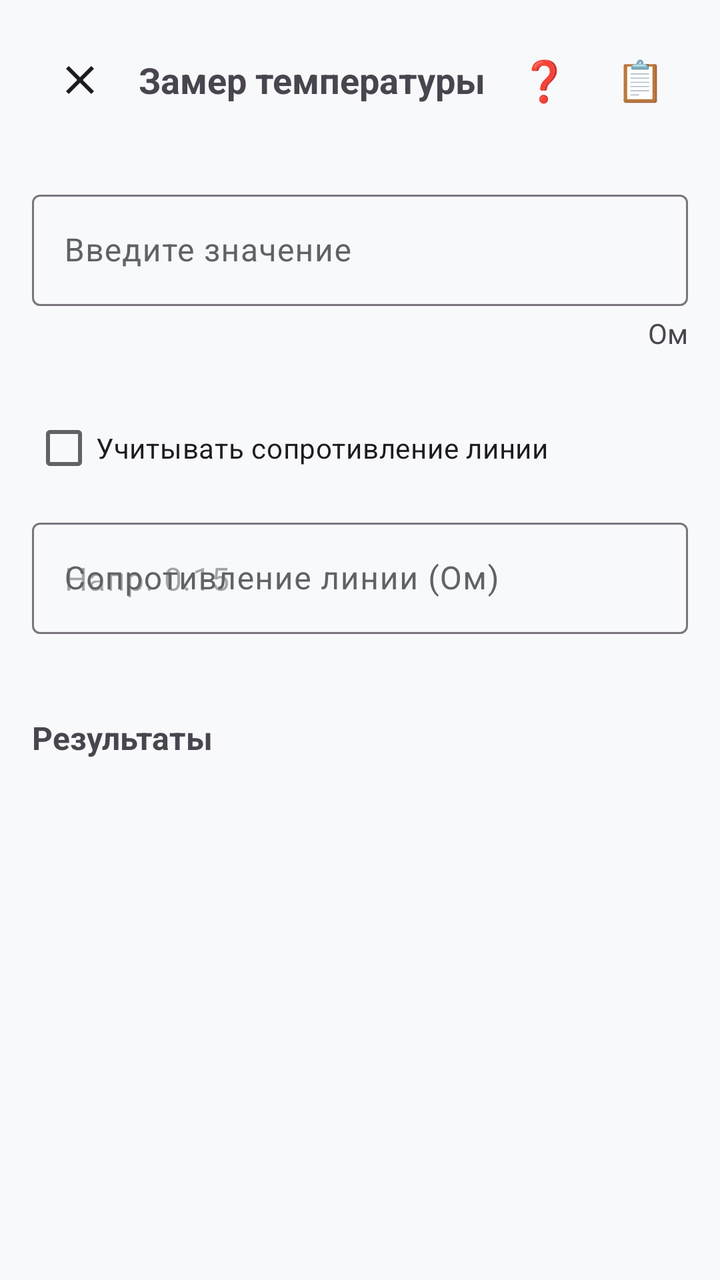
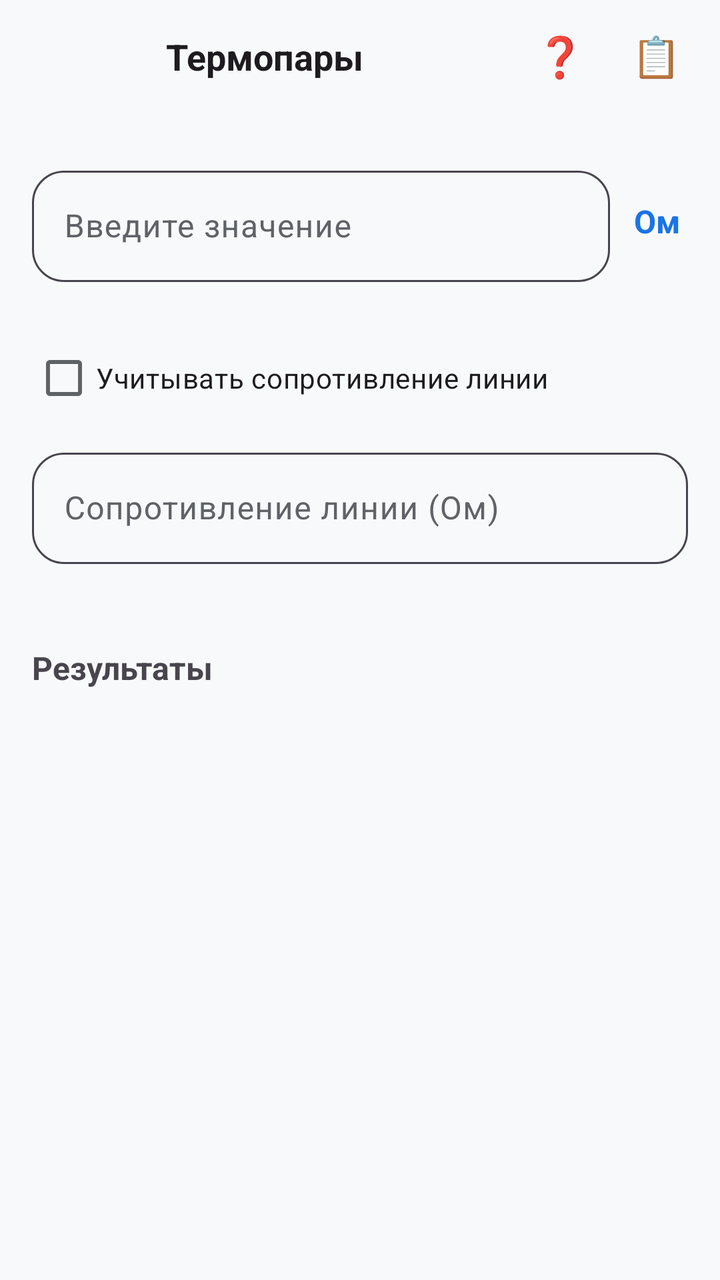

The first picture is an Android layout as it rendered before a commit; the second is the same layout after the commit. The layout source and the unified diff follow.
<!-- AndroidManifest.xml: application theme Theme.FocusApp -->
<!-- res/layout/activity_temperature.xml -->
<?xml version="1.0" encoding="utf-8"?>
<LinearLayout xmlns:android="http://schemas.android.com/apk/res/android"
    xmlns:app="http://schemas.android.com/apk/res-auto"
    android:id="@+id/rootLayout"
    android:layout_width="match_parent"
    android:layout_height="match_parent"
    android:orientation="vertical"
    android:background="?android:attr/windowBackground"
    android:padding="16dp">

    
    <LinearLayout
        android:layout_width="match_parent"
        android:layout_height="wrap_content"
        android:orientation="horizontal"
        android:gravity="center_vertical"
        android:paddingBottom="12dp">

        <ImageButton
            android:id="@+id/btnBack"
            android:layout_width="48dp"
            android:layout_height="48dp"
            android:src="@drawable/ic_close"
            android:background="?attr/selectableItemBackgroundBorderless"
            android:contentDescription="Назад"
            app:tint="?android:attr/textColorPrimary" />

        <TextView
            android:layout_width="0dp"
            android:layout_height="wrap_content"
            android:layout_weight="1"
            android:text="Замер температуры"
            android:textSize="18sp"
            android:textStyle="bold"
            android:gravity="center" />

        <com.google.android.material.button.MaterialButton
            android:id="@+id/btnHelp"
            style="@style/Widget.Material3.Button.TextButton"
            android:layout_width="48dp"
            android:layout_height="wrap_content"
            android:text="❓"
            android:textSize="20sp" />

        <com.google.android.material.button.MaterialButton
            android:id="@+id/btnSavedMeasurements"
            style="@style/Widget.Material3.Button.TextButton"
            android:layout_width="48dp"
            android:layout_height="wrap_content"
            android:text="📋"
            android:textSize="20sp" />

    </LinearLayout>

    
    <com.google.android.material.textfield.TextInputLayout
        style="@style/Widget.Material3.TextInputLayout.OutlinedBox"
        android:layout_width="match_parent"
        android:layout_height="wrap_content"
        android:layout_marginTop="16dp"
        android:hint="Введите значение">

        <com.google.android.material.textfield.TextInputEditText
            android:id="@+id/etValue"
            android:layout_width="match_parent"
            android:layout_height="wrap_content"
            android:inputType="numberSigned|numberDecimal"
            android:maxLines="1" />

    </com.google.android.material.textfield.TextInputLayout>

    
    <TextView
        android:id="@+id/tvUnit"
        android:layout_width="match_parent"
        android:layout_height="wrap_content"
        android:text="Ом"
        android:textSize="14sp"
        android:textColor="?android:attr/textColorSecondary"
        android:gravity="end"
        android:layout_marginTop="4dp" />

    
    <LinearLayout
        android:layout_width="match_parent"
        android:layout_height="wrap_content"
        android:orientation="horizontal"
        android:gravity="center_vertical"
        android:layout_marginTop="8dp">

        <com.google.android.material.textfield.TextInputLayout
            android:id="@+id/tilColdJunction"
            style="@style/Widget.Material3.TextInputLayout.OutlinedBox"
            android:layout_width="0dp"
            android:layout_height="wrap_content"
            android:layout_weight="1"
            android:hint="Т холодного спая"
            android:visibility="gone">

            <com.google.android.material.textfield.TextInputEditText
                android:id="@+id/etColdJunction"
                android:layout_width="match_parent"
                android:layout_height="wrap_content"
                android:inputType="numberSigned|numberDecimal"
                android:maxLines="1" />

        </com.google.android.material.textfield.TextInputLayout>

        <TextView
            android:id="@+id/tvColdJunctionUnit"
            android:layout_width="wrap_content"
            android:layout_height="wrap_content"
            android:text="°C"
            android:textSize="14sp"
            android:textColor="?android:attr/textColorSecondary"
            android:layout_marginStart="8dp"
            android:visibility="gone" />

    </LinearLayout>

    
    <CheckBox
        android:id="@+id/cbLineResistance"
        android:layout_width="match_parent"
        android:layout_height="wrap_content"
        android:layout_marginTop="16dp"
        android:text="Учитывать сопротивление линии"
        android:textSize="14sp" />

    
    <com.google.android.material.textfield.TextInputLayout
        style="@style/Widget.Material3.TextInputLayout.OutlinedBox"
        android:layout_width="match_parent"
        android:layout_height="wrap_content"
        android:layout_marginTop="8dp"
        android:hint="Сопротивление линии (Ом)">

        <com.google.android.material.textfield.TextInputEditText
            android:id="@+id/etLineResistance"
            android:layout_width="match_parent"
            android:layout_height="wrap_content"
            android:inputType="numberSigned|numberDecimal"
            android:maxLines="1"
            android:hint="Напр. 0.15" />

    </com.google.android.material.textfield.TextInputLayout>

    
    <View
        android:layout_width="match_parent"
        android:layout_height="1dp"
        android:layout_marginTop="24dp"
        android:layout_marginBottom="16dp"
        android:background="?android:attr/textColorSecondary"
        android:alpha="0.3" />

    <TextView
        android:layout_width="match_parent"
        android:layout_height="wrap_content"
        android:text="Результаты"
        android:textSize="16sp"
        android:textStyle="bold"
        android:layout_marginBottom="8dp" />

    
    <androidx.recyclerview.widget.RecyclerView
        android:id="@+id/rvResults"
        android:layout_width="match_parent"
        android:layout_height="0dp"
        android:layout_weight="1"
        android:clipToPadding="false"
        android:paddingBottom="8dp" />

</LinearLayout>
<!-- resources referenced by this layout -->
<resources>
  <!-- drawable ic_close (drawable) -->
  <vector xmlns:android="http://schemas.android.com/apk/res/android"
      android:width="24dp"
      android:height="24dp"
      android:viewportWidth="24"
      android:viewportHeight="24">
      <path
          android:fillColor="?android:attr/textColorPrimary"
          android:pathData="M19,6.41L17.59,5 12,10.59 6.41,5 5,6.41 10.59,12 5,17.59 6.41,19 12,13.41 17.59,19 19,17.59 13.41,12z" />
  </vector>
  <style name="Theme.FocusApp" parent="Theme.Material3.DayNight.NoActionBar">
          
          <item name="colorPrimary">@color/primary</item>
          <item name="colorPrimaryContainer">@color/primary_container</item>
          <item name="colorSecondary">@color/secondary</item>
          <item name="colorTertiary">@color/tertiary</item>
  
          
          <item name="colorOnPrimary">@color/on_primary</item>
          <item name="colorOnSurface">@color/on_surface</item>
          <item name="colorOnSurfaceVariant">@color/on_surface_secondary</item>
  
          
          <item name="colorSurface">@color/surface</item>
          <item name="colorSurfaceVariant">@color/surface_variant</item>
          <item name="android:colorBackground">@color/background</item>
  
          
          <item name="android:statusBarColor">@color/status_bar</item>
  
          
          <item name="android:navigationBarColor">@color/surface</item>
      </style>
  <color name="primary">#1A73E8</color>
  <color name="primary_container">#D2E3FC</color>
  <color name="secondary">#03DAC6</color>
  <color name="tertiary">#FF6B6B</color>
  <color name="on_primary">#FFFFFF</color>
  <color name="on_surface">#202124</color>
  <color name="on_surface_secondary">#5F6368</color>
  <color name="surface">#FFFFFF</color>
  <color name="surface_variant">#F5F5F5</color>
  <color name="background">#F8F9FA</color>
  <color name="status_bar">#FFFFFF</color>
</resources>

<!-- the commit's change to res/layout/activity_temperature.xml (unified diff, before → after) -->
@@ -1,38 +1,41 @@
 <?xml version="1.0" encoding="utf-8"?>
-<LinearLayout xmlns:android="http://schemas.android.com/apk/res/android"
+<androidx.constraintlayout.widget.ConstraintLayout xmlns:android="http://schemas.android.com/apk/res/android"
     xmlns:app="http://schemas.android.com/apk/res-auto"
     android:id="@+id/rootLayout"
     android:layout_width="match_parent"
     android:layout_height="match_parent"
-    android:orientation="vertical"
-    android:background="?android:attr/windowBackground"
-    android:padding="16dp">
-
-    
-    <LinearLayout
+    android:background="?android:attr/windowBackground">
+
+    
+    
+    
+    <androidx.constraintlayout.widget.ConstraintLayout
+        android:id="@+id/topPanel"
         android:layout_width="match_parent"
         android:layout_height="wrap_content"
-        android:orientation="horizontal"
-        android:gravity="center_vertical"
-        android:paddingBottom="12dp">
-
-        <ImageButton
-            android:id="@+id/btnBack"
-            android:layout_width="48dp"
-            android:layout_height="48dp"
-            android:src="@drawable/ic_close"
-            android:background="?attr/selectableItemBackgroundBorderless"
-            android:contentDescription="Назад"
-            app:tint="?android:attr/textColorPrimary" />
+        android:paddingStart="8dp"
+        android:paddingEnd="8dp"
+        android:paddingTop="4dp"
+        android:paddingBottom="4dp"
+        app:layout_constraintTop_toTopOf="parent"
+        app:layout_constraintStart_toStartOf="parent"
+        app:layout_constraintEnd_toEndOf="parent">
 
         <TextView
+            android:id="@+id/tvTitle"
             android:layout_width="0dp"
             android:layout_height="wrap_content"
-            android:layout_weight="1"
-            android:text="Замер температуры"
+            android:text="Термопары"
             android:textSize="18sp"
             android:textStyle="bold"
-            android:gravity="center" />
+            android:gravity="center"
+            android:ellipsize="end"
+            android:maxLines="1"
+            android:textColor="?android:attr/textColorPrimary"
+            app:layout_constraintStart_toStartOf="parent"
+            app:layout_constraintEnd_toStartOf="@id/btnHelp"
+            app:layout_constraintTop_toTopOf="parent"
+            app:layout_constraintBottom_toBottomOf="parent" />
 
         <com.google.android.material.button.MaterialButton
             android:id="@+id/btnHelp"
@@ -40,7 +43,10 @@
             android:layout_width="48dp"
             android:layout_height="wrap_content"
             android:text="❓"
-            android:textSize="20sp" />
+            android:textSize="20sp"
+            app:layout_constraintEnd_toStartOf="@id/btnSavedMeasurements"
+            app:layout_constraintTop_toTopOf="parent"
+            app:layout_constraintBottom_toBottomOf="parent" />
 
         <com.google.android.material.button.MaterialButton
             android:id="@+id/btnSavedMeasurements"
@@ -48,127 +54,186 @@
             android:layout_width="48dp"
             android:layout_height="wrap_content"
             android:text="📋"
-            android:textSize="20sp" />
-
-    </LinearLayout>
-
-    
-    <com.google.android.material.textfield.TextInputLayout
-        style="@style/Widget.Material3.TextInputLayout.OutlinedBox"
-        android:layout_width="match_parent"
-        android:layout_height="wrap_content"
-        android:layout_marginTop="16dp"
-        android:hint="Введите значение">
-
-        <com.google.android.material.textfield.TextInputEditText
-            android:id="@+id/etValue"
+            android:textSize="20sp"
+            app:layout_constraintEnd_toEndOf="parent"
+            app:layout_constraintTop_toTopOf="parent"
+            app:layout_constraintBottom_toBottomOf="parent" />
+
+    </androidx.constraintlayout.widget.ConstraintLayout>
+
+    
+    
+    
+    <ScrollView
+        android:layout_width="0dp"
+        android:layout_height="0dp"
+        android:fillViewport="true"
+        android:clipToPadding="false"
+        android:padding="16dp"
+        app:layout_constraintTop_toBottomOf="@id/topPanel"
+        app:layout_constraintBottom_toBottomOf="parent"
+        app:layout_constraintStart_toStartOf="parent"
+        app:layout_constraintEnd_toEndOf="parent">
+
+        <LinearLayout
             android:layout_width="match_parent"
             android:layout_height="wrap_content"
-            android:inputType="numberSigned|numberDecimal"
-            android:maxLines="1" />
-
-    </com.google.android.material.textfield.TextInputLayout>
-
-    
-    <TextView
-        android:id="@+id/tvUnit"
-        android:layout_width="match_parent"
-        android:layout_height="wrap_content"
-        android:text="Ом"
-        android:textSize="14sp"
-        android:textColor="?android:attr/textColorSecondary"
-        android:gravity="end"
-        android:layout_marginTop="4dp" />
-
-    
-    <LinearLayout
-        android:layout_width="match_parent"
-        android:layout_height="wrap_content"
-        android:orientation="horizontal"
-        android:gravity="center_vertical"
-        android:layout_marginTop="8dp">
-
-        <com.google.android.material.textfield.TextInputLayout
-            android:id="@+id/tilColdJunction"
-            style="@style/Widget.Material3.TextInputLayout.OutlinedBox"
-            android:layout_width="0dp"
-            android:layout_height="wrap_content"
-            android:layout_weight="1"
-            android:hint="Т холодного спая"
-            android:visibility="gone">
-
-            <com.google.android.material.textfield.TextInputEditText
-                android:id="@+id/etColdJunction"
-                android:layout_width="match_parent"
-                android:layout_height="wrap_content"
-                android:inputType="numberSigned|numberDecimal"
-                android:maxLines="1" />
-
-        </com.google.android.material.textfield.TextInputLayout>
-
-        <TextView
-            android:id="@+id/tvColdJunctionUnit"
-            android:layout_width="wrap_content"
-            android:layout_height="wrap_content"
-            android:text="°C"
-            android:textSize="14sp"
-            android:textColor="?android:attr/textColorSecondary"
-            android:layout_marginStart="8dp"
-            android:visibility="gone" />
-
-    </LinearLayout>
-
-    
-    <CheckBox
-        android:id="@+id/cbLineResistance"
-        android:layout_width="match_parent"
-        android:layout_height="wrap_content"
-        android:layout_marginTop="16dp"
-        android:text="Учитывать сопротивление линии"
-        android:textSize="14sp" />
-
-    
-    <com.google.android.material.textfield.TextInputLayout
-        style="@style/Widget.Material3.TextInputLayout.OutlinedBox"
-        android:layout_width="match_parent"
-        android:layout_height="wrap_content"
-        android:layout_marginTop="8dp"
-        android:hint="Сопротивление линии (Ом)">
-
-        <com.google.android.material.textfield.TextInputEditText
-            android:id="@+id/etLineResistance"
-            android:layout_width="match_parent"
-            android:layout_height="wrap_content"
-            android:inputType="numberSigned|numberDecimal"
-            android:maxLines="1"
-            android:hint="Напр. 0.15" />
-
-    </com.google.android.material.textfield.TextInputLayout>
-
-    
-    <View
-        android:layout_width="match_parent"
-        android:layout_height="1dp"
-        android:layout_marginTop="24dp"
-        android:layout_marginBottom="16dp"
-        android:background="?android:attr/textColorSecondary"
-        android:alpha="0.3" />
-
-    <TextView
-        android:layout_width="match_parent"
-        android:layout_height="wrap_content"
-        android:text="Результаты"
-        android:textSize="16sp"
-        android:textStyle="bold"
-        android:layout_marginBottom="8dp" />
-
-    
-    <androidx.recyclerview.widget.RecyclerView
-        android:id="@+id/rvResults"
-        android:layout_width="match_parent"
-        android:layout_height="0dp"
-        android:layout_weight="1"
-        android:clipToPadding="false"
-        android:paddingBottom="8dp" />
-
-</LinearLayout>
+            android:orientation="vertical">
+
+            
+            
+            
+            <androidx.constraintlayout.widget.ConstraintLayout
+                android:layout_width="match_parent"
+                android:layout_height="wrap_content"
+                android:layout_marginTop="8dp">
+
+                <com.google.android.material.textfield.TextInputLayout
+                    android:id="@+id/tilValue"
+                    style="@style/RoundedOutlinedBox"
+                    android:layout_width="0dp"
+                    android:layout_height="wrap_content"
+                    android:hint="Введите значение"
+                    app:layout_constraintStart_toStartOf="parent"
+                    app:layout_constraintEnd_toStartOf="@id/tvUnit"
+                    app:layout_constraintTop_toTopOf="parent"
+                    app:layout_constraintBottom_toBottomOf="parent">
+
+                    <com.google.android.material.textfield.TextInputEditText
+                        android:id="@+id/etValue"
+                        android:layout_width="match_parent"
+                        android:layout_height="wrap_content"
+                        android:inputType="numberSigned|numberDecimal"
+                        android:maxLines="1"
+                        android:textColorHint="?android:attr/textColorSecondary" />
+
+                </com.google.android.material.textfield.TextInputLayout>
+
+                
+                <TextView
+                    android:id="@+id/tvUnit"
+                    android:layout_width="wrap_content"
+                    android:layout_height="wrap_content"
+                    android:text="Ом"
+                    android:textSize="16sp"
+                    android:textStyle="bold"
+                    android:textColor="?attr/colorPrimary"
+                    android:paddingStart="12dp"
+                    android:paddingEnd="4dp"
+                    android:gravity="center_vertical"
+                    app:layout_constraintStart_toEndOf="@id/tilValue"
+                    app:layout_constraintEnd_toEndOf="parent"
+                    app:layout_constraintTop_toTopOf="parent"
+                    app:layout_constraintBottom_toBottomOf="parent" />
+
+            </androidx.constraintlayout.widget.ConstraintLayout>
+
+            
+            
+            
+            <androidx.constraintlayout.widget.ConstraintLayout
+                android:layout_width="match_parent"
+                android:layout_height="wrap_content"
+                android:layout_marginTop="8dp">
+
+                <com.google.android.material.textfield.TextInputLayout
+                    android:id="@+id/tilColdJunction"
+                    style="@style/RoundedOutlinedBox"
+                    android:layout_width="0dp"
+                    android:layout_height="wrap_content"
+                    android:hint="Т холодного спая"
+                    android:visibility="gone"
+                    app:layout_constraintStart_toStartOf="parent"
+                    app:layout_constraintEnd_toStartOf="@id/tvColdJunctionUnit"
+                    app:layout_constraintTop_toTopOf="parent"
+                    app:layout_constraintBottom_toBottomOf="parent">
+
+                    <com.google.android.material.textfield.TextInputEditText
+                        android:id="@+id/etColdJunction"
+                        android:layout_width="match_parent"
+                        android:layout_height="wrap_content"
+                        android:inputType="numberSigned|numberDecimal"
+                        android:maxLines="1"
+                        android:textColorHint="?android:attr/textColorSecondary" />
+
+                </com.google.android.material.textfield.TextInputLayout>
+
+                
+                <TextView
+                    android:id="@+id/tvColdJunctionUnit"
+                    android:layout_width="wrap_content"
+                    android:layout_height="wrap_content"
+                    android:text="°C"
+                    android:textSize="16sp"
+                    android:textStyle="bold"
+                    android:textColor="?attr/colorPrimary"
+                    android:paddingStart="12dp"
+                    android:paddingEnd="4dp"
+                    android:gravity="center_vertical"
+                    android:visibility="gone"
+                    app:layout_constraintStart_toEndOf="@id/tilColdJunction"
+                    app:layout_constraintEnd_toEndOf="parent"
+                    app:layout_constraintTop_toTopOf="parent"
+                    app:layout_constraintBottom_toBottomOf="parent" />
+
+            </androidx.constraintlayout.widget.ConstraintLayout>
+
+            
+            
+            
+            <CheckBox
+                android:id="@+id/cbLineResistance"
+                android:layout_width="match_parent"
+                android:layout_height="wrap_content"
+                android:layout_marginTop="16dp"
+                android:text="Учитывать сопротивление линии"
+                android:textSize="14sp" />
+
+            <com.google.android.material.textfield.TextInputLayout
+                style="@style/RoundedOutlinedBox"
+                android:layout_width="match_parent"
+                android:layout_height="wrap_content"
+                android:layout_marginTop="8dp"
+                android:hint="Сопротивление линии (Ом)">
+
+                <com.google.android.material.textfield.TextInputEditText
+                    android:id="@+id/etLineResistance"
+                    android:layout_width="match_parent"
+                    android:layout_height="wrap_content"
+                    android:inputType="numberSigned|numberDecimal"
+                    android:maxLines="1" />
+
+            </com.google.android.material.textfield.TextInputLayout>
+
+            
+            
+            
+            <View
+                android:layout_width="match_parent"
+                android:layout_height="1dp"
+                android:layout_marginTop="24dp"
+                android:layout_marginBottom="16dp"
+                android:background="?android:attr/textColorSecondary"
+                android:alpha="0.3" />
+
+            <TextView
+                android:layout_width="match_parent"
+                android:layout_height="wrap_content"
+                android:text="Результаты"
+                android:textSize="16sp"
+                android:textStyle="bold"
+                android:layout_marginBottom="8dp" />
+
+            <androidx.recyclerview.widget.RecyclerView
+                android:id="@+id/rvResults"
+                android:layout_width="match_parent"
+                android:layout_height="wrap_content"
+                android:clipToPadding="false"
+                android:paddingBottom="8dp"
+                android:nestedScrollingEnabled="true" />
+
+        </LinearLayout>
+
+    </ScrollView>
+
+</androidx.constraintlayout.widget.ConstraintLayout>
<!-- resource entries referenced after the edit -->
@@ -1,15 +1,13 @@
 <!-- resources referenced by this layout -->
 <resources>
-  <!-- drawable ic_close (drawable) -->
-  <vector xmlns:android="http://schemas.android.com/apk/res/android"
-      android:width="24dp"
-      android:height="24dp"
-      android:viewportWidth="24"
-      android:viewportHeight="24">
-      <path
-          android:fillColor="?android:attr/textColorPrimary"
-          android:pathData="M19,6.41L17.59,5 12,10.59 6.41,5 5,6.41 10.59,12 5,17.59 6.41,19 12,13.41 17.59,19 19,17.59 13.41,12z" />
-  </vector>
+  <style name="RoundedOutlinedBox" parent="Widget.Material3.TextInputLayout.OutlinedBox">
+          <item name="boxCornerRadiusBottomEnd">16dp</item>
+          <item name="boxCornerRadiusBottomStart">16dp</item>
+          <item name="boxCornerRadiusTopEnd">16dp</item>
+          <item name="boxCornerRadiusTopStart">16dp</item>
+          <item name="boxStrokeColor">@color/selector_text_input_layout_stroke</item>
+          <item name="hintTextColor">?android:attr/textColorSecondary</item>
+      </style>
   <style name="Theme.FocusApp" parent="Theme.Material3.DayNight.NoActionBar">
           
           <item name="colorPrimary">@color/primary</item>
